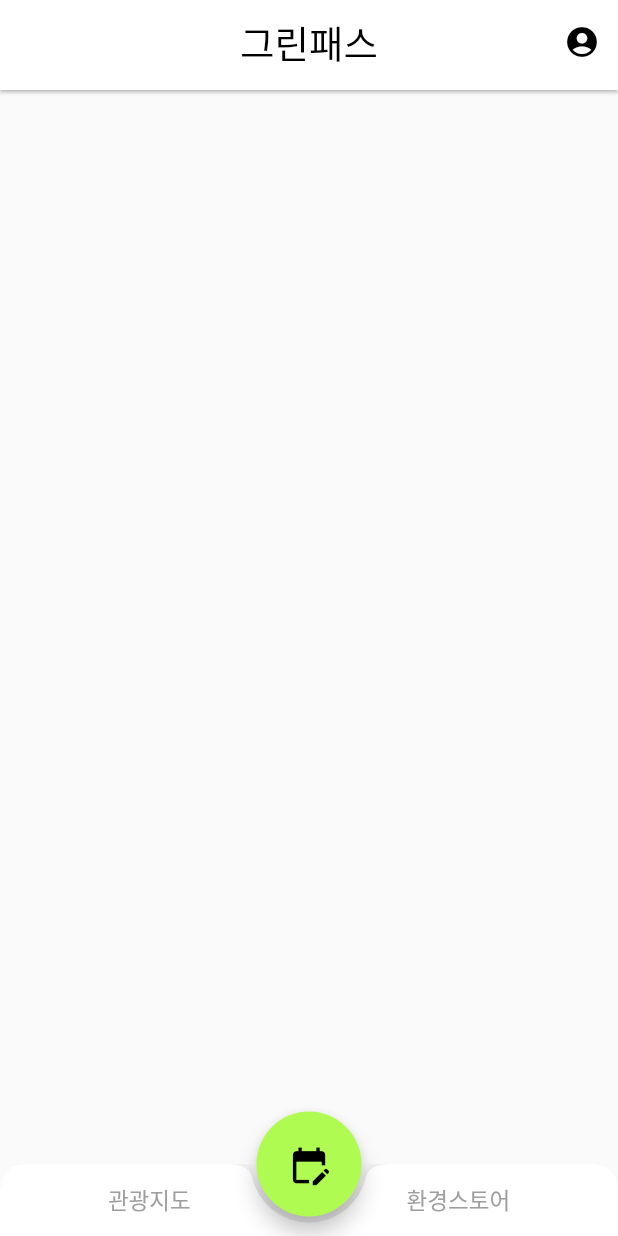
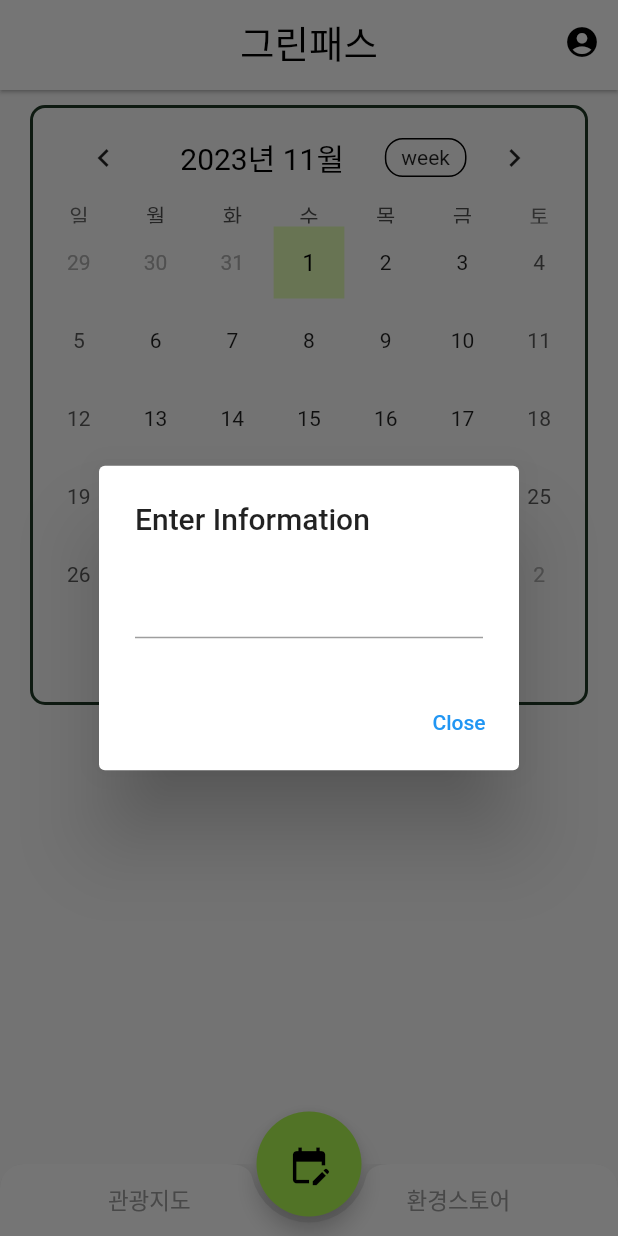
Before and after one commit to jymin99/ecotour, a Flutter app: the screen it shows after launch, after a tap on the "edit calendar" icon, on a phone screen of 412 x 824 dp. Run offline on Flutter 3.47's test engine with Material 2 defaults, Android fonts, the phone set to English and light mode, and no system bars; drawn by our look-alikes of table_calendar; our stand-ins replace firebase_core, geolocator, get, google_maps_flutter, location; missing offline and left inert: kakao_flutter_sdk_user; accounts and stored records are empty; Roboto replaces fonts that are missing (Lotte).

```diff
--- a/lib/3catagories/planPage.dart
+++ b/lib/3catagories/planPage.dart
@@ -1,5 +1,7 @@
-import 'package:flutter/cupertino.dart';
 import 'package:flutter/material.dart';
+import 'package:table_calendar/table_calendar.dart';
+import 'package:capstone/style.dart';
+
 
 class PlanPage extends StatefulWidget {
   const PlanPage({super.key});
@@ -8,12 +10,104 @@ class PlanPage extends StatefulWidget {
   State<PlanPage> createState() => _PlanPageState();
 }
 
+class _PlanPageState extends State<PlanPage> {
+  CalendarFormat _calendarFormat = CalendarFormat.month;
 
-class _PlanPageState extends State<PlanPage> {
+  String input = "";
+
+  DateTime selectedDay = DateTime(
+    DateTime.now().year,
+    DateTime.now().month,
+    DateTime.now().day,
+  );
+
+  DateTime focusedDay = DateTime.now();
 
   @override
   Widget build(BuildContext context) {
     return Scaffold(
+      body: SafeArea(
+        child: Column(
+          children: [
+            Container(
+              height: 400,
+              width: 400,
+              margin: EdgeInsets.only(right: 20.0, left: 20.0, top:10.0),
+              padding: EdgeInsets.all(5.0),
+              decoration: BoxDecoration(
+                border: Border.all(
+                  color: AppColor.deepGreen,
+                  width: 2.0,
+                ),
+                borderRadius: BorderRadius.circular(10.0),
+              ),
+              child: Column(
+                children: [
+                  TableCalendar(
+                    formatAnimationDuration: Duration(milliseconds: 220),
+                    locale: 'ko_KR',
+                    firstDay: DateTime.utc(2021, 1, 1),
+                    lastDay: DateTime.utc(2030, 12, 31),
+                    focusedDay: focusedDay,
+                    calendarFormat: _calendarFormat,
+                    availableCalendarFormats: const {
+                      CalendarFormat.month: 'month',
+                      CalendarFormat.twoWeeks: 'week',
+                    },
+                    onFormatChanged: (format) {
+                      setState(() {
+                        _calendarFormat = format;
+                      });
+                    },
+                    onDaySelected: (DateTime selectedDay, DateTime focusedDay) {
+                      // 선택된 날짜의 상태를 갱신합니다.
+                      setState((){
+                        this.selectedDay = selectedDay;
+                        this.focusedDay = selectedDay;
+                      });
+                    },
+                    selectedDayPredicate: (DateTime day) {
+                      // selectedDay 와 동일한 날짜의 모양을 바꿔줍니다.
+                      return isSameDay(selectedDay, day);
+                    },
+                    headerStyle: HeaderStyle(
+                      headerPadding:
+                      const EdgeInsets.symmetric(horizontal: 10.0, vertical: 4.0),
+                      titleCentered: true,
+                      titleTextStyle: const TextStyle(
+                        fontSize: 20.0,
+                        color: Colors.black,
+                      ),
+                    ),
+
+                    calendarStyle: CalendarStyle(
+                      // selectedDay 글자 조정
+                      selectedTextStyle : const TextStyle(
+                        color: Colors.black,
+                        fontSize: 16.0,
+                      ),
+                      // selectedDay 모양 조정
+                      selectedDecoration : const BoxDecoration(
+                        color: AppColor.yellowGreen,
+                        shape: BoxShape.rectangle,
+                      ),
+
+                      // cell margin, padding 조절
+                      cellMargin : const EdgeInsets.all(2.0),
+                      cellPadding : const EdgeInsets.all(0.0),
+
+                    ),
+
+                  ),
+                  // 여기에 다른 위젯을 추가할 수 있음
+                ],
+              ),
+            ),
+
+
+          ],
+        ),
+      ),
     );
   }
 }
--- a/lib/main.dart
+++ b/lib/main.dart
@@ -7,12 +7,18 @@ import 'mainPage.dart';
 import 'package:get/get.dart';
 // import 'package:modu_tour/singPage.dart';
 import 'login.dart';
+import 'package:intl/date_symbol_data_local.dart';
+
 
 void main()async{
   WidgetsFlutterBinding.ensureInitialized();
   await Firebase.initializeApp();
   KakaoSdk.init(nativeAppKey: 'fd5d11f7f28cc940b19167e60572b61a');
   // MobileAds.instance.initialize();
+
+  await initializeDateFormatting();
+
+
   runApp(MyApp());
 }
 
--- a/lib/mainPage.dart
+++ b/lib/mainPage.dart
@@ -118,9 +118,16 @@ class _MainPage extends State<MainPage> {
           child: FloatingActionButton(
             backgroundColor: AppColor.lightGreen,
             onPressed: () {
-              setState(() {
-                _selectedIndex = 1;
-              });
+              if (_selectedIndex == 1) {
+                // 현재 페이지가 인덱스 1 (PlanPage)인 경우
+                // 정보 입력 및 페이지 업데이트 동작 수행
+                _showInputDialog(context); // 정보 입력 다이얼로그 표시
+
+              } else {
+                setState(() {
+                  _selectedIndex = 1; // 현재 페이지가 인덱스 1이 아닐 때는 PlanPage로 이동
+                });
+              }
             },
             child: Column(
                 children: [
@@ -144,3 +151,31 @@ class _MainPage extends State<MainPage> {
     );
   }
 }
+
+
+
+
+void _showInputDialog(BuildContext context) {
+  showDialog(
+    context: context,
+    builder: (BuildContext context) {
+      return AlertDialog(
+        title: Text('Enter Information'),
+        content: TextField(
+          onChanged: (String value) {
+            // 입력된 정보 처리
+            // 페이지 업데이트 등을 수행
+          },
+        ),
+        actions: [
+          TextButton(
+            onPressed: () {
+              Navigator.of(context).pop(); // 다이얼로그 닫기
+            },
+            child: Text('Close'),
+          ),
+        ],
+      );
+    },
+  );
+}
--- a/pubspec.yaml
+++ b/pubspec.yaml
@@ -32,6 +32,9 @@ dependencies:
     sdk: flutter
   get: ^4.6.6
   kakao_flutter_sdk_user: ^1.5.0
+  table_calendar: ^3.0.6
+  intl: ^0.18.1
+
 
   # The following adds the Cupertino Icons font to your application.
   # Use with the CupertinoIcons class for iOS style icons.
```
Also changed, not shown: pubspec.lock.
